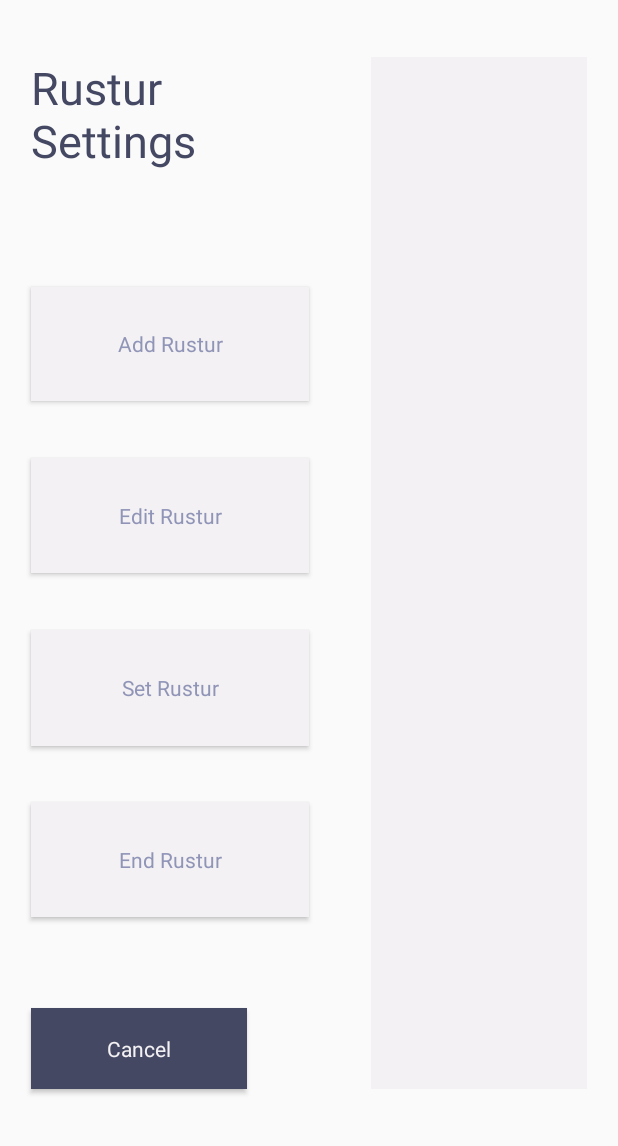
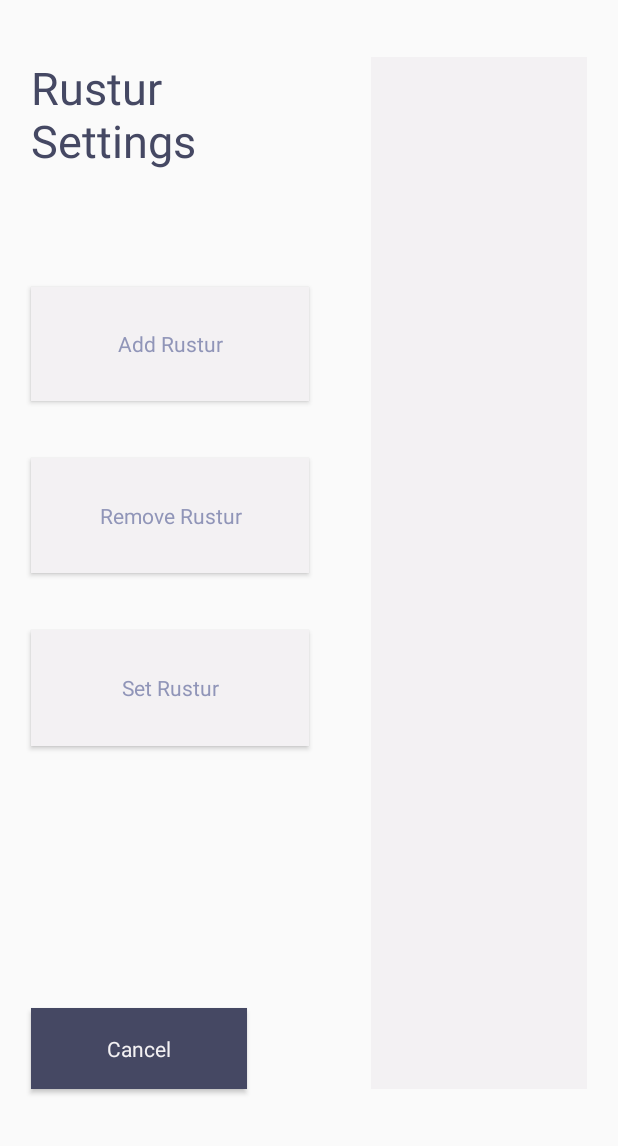
Before and after one commit to MajaSitanala/SMAP_BarApp_Group10, an Android app: the RusturSettingsFragment screen opened through its navigation route, on a phone screen of 412 x 824 dp, the part 90-1236 px from its top. Run offline under Robolectric (Android 15) with nearby library versions, the light colour scheme and no system bars; our stand-ins replace Firebase (no records; nobody signed in at launch, a user with empty details on screens opened directly); 5 statements that could not run were skipped.

Commit message:
Tired, need fix to rusturSettings. See description.
Missing responsive design, landscapemode, products pics not showing as intended..

```diff
--- a/RUS1_Bar/app/src/main/java/com/example/rus1_bar/Fragments/Administrator/Product/AddProductFragment.java
+++ b/RUS1_Bar/app/src/main/java/com/example/rus1_bar/Fragments/Administrator/Product/AddProductFragment.java
@@ -6,6 +6,7 @@ import android.net.Uri;
 import android.os.Bundle;
 
 import androidx.fragment.app.Fragment;
+import androidx.navigation.Navigation;
 
 import android.view.LayoutInflater;
 import android.view.View;
@@ -61,6 +62,8 @@ public class AddProductFragment extends Fragment {
 
         addBtn = rootView.findViewById(R.id.addProductAddBtn);
         cancelBtn = rootView.findViewById(R.id.addProductCancelBtn);
+        View.OnClickListener addProductCancelClick = Navigation.createNavigateOnClickListener(R.id.action_addProductFragment_to_productSettingsFragment);
+        cancelBtn.setOnClickListener(addProductCancelClick);
 
         guid  = UUID.randomUUID().toString();
         firebaseRepo = new FirebaseRepository();
--- a/RUS1_Bar/app/src/main/java/com/example/rus1_bar/Fragments/Administrator/Product/ProductSettingsFragment.java
+++ b/RUS1_Bar/app/src/main/java/com/example/rus1_bar/Fragments/Administrator/Product/ProductSettingsFragment.java
@@ -89,6 +89,7 @@ public class ProductSettingsFragment extends Fragment {
             //Cancel button go back
             View.OnClickListener cancelClick = Navigation.createNavigateOnClickListener(R.id.action_productSettingsFragment_to_settingsOverviewFragment);
             cancelBtn = rootView.findViewById(R.id.productsettingsCancelBtn);
+            cancelBtn.setOnClickListener(cancelClick);
 
             // Recycler View setup
             productRecyclerView = rootView.findViewById(R.id.productSettingsRecycleView);
--- a/RUS1_Bar/app/src/main/java/com/example/rus1_bar/Models/ShoppingViewModel.java
+++ b/RUS1_Bar/app/src/main/java/com/example/rus1_bar/Models/ShoppingViewModel.java
@@ -78,9 +78,7 @@ public class ShoppingViewModel extends AndroidViewModel implements Serializable
 
     public void insertPurchace_CloudFirestore(Tutor tutor, Purchase purchase)
     {
-        //TODO: Get the rustur object from somewhere else!!!!!!
-        Rustur testRustur = new Rustur("Test_RUSTUR_From_Shopping");
-        firebaseRepository.insertPurchase(testRustur, tutor, purchase);
+        firebaseRepository.insertPurchase(shoppingService.currentRustur, tutor, purchase);
     }
 
 
--- a/RUS1_Bar/app/src/main/res/layout/fragment_add_categories.xml
+++ b/RUS1_Bar/app/src/main/res/layout/fragment_add_categories.xml
@@ -68,6 +68,7 @@
 
         <Button
             android:id="@+id/addCategoryCancelBtn"
+            style="@style/btnBackTheme"
             android:layout_width="0dp"
             android:layout_height="0dp"
             android:text="@string/addCategoriesCancelBtn"
@@ -78,6 +79,7 @@
 
         <Button
             android:id="@+id/addCategoryAddBtn"
+            style="@style/btnGoTheme"
             android:layout_width="0dp"
             android:layout_height="0dp"
             android:text="@string/addCategoriesAddBtn"
@@ -98,6 +100,8 @@
             android:layout_width="0dp"
             android:layout_height="0dp"
             android:text="@string/addCategoryTitle"
+            android:textColor="@color/DarkPurple"
+            android:textSize="24sp"
             app:layout_constraintBottom_toTopOf="@+id/guideline123"
             app:layout_constraintEnd_toStartOf="@+id/guideline119"
             app:layout_constraintStart_toStartOf="@+id/guideline116"
@@ -119,6 +123,7 @@
             android:layout_width="0dp"
             android:layout_height="0dp"
             android:text="@string/addCategoryName"
+            android:textColor="@color/DarkPurple"
             app:layout_constraintBottom_toTopOf="@+id/guideline129"
             app:layout_constraintEnd_toStartOf="@+id/guideline125"
             app:layout_constraintStart_toStartOf="@+id/guideline116"
--- a/RUS1_Bar/app/src/main/res/layout/fragment_edit_category.xml
+++ b/RUS1_Bar/app/src/main/res/layout/fragment_edit_category.xml
@@ -15,6 +15,8 @@
             android:layout_width="0dp"
             android:layout_height="0dp"
             android:text="@string/editCategoryTitle"
+            android:textColor="@color/DarkPurple"
+            android:textSize="24sp"
             app:layout_constraintBottom_toTopOf="@+id/guideline167"
             app:layout_constraintEnd_toStartOf="@+id/guideline165"
             app:layout_constraintStart_toStartOf="@+id/guideline160"
@@ -22,6 +24,7 @@
 
         <Button
             android:id="@+id/editCategoryCancelBtn"
+            style="@style/btnBackTheme"
             android:layout_width="0dp"
             android:layout_height="0dp"
             android:text="@string/editCategoryCancelBtn"
@@ -32,6 +35,7 @@
 
         <Button
             android:id="@+id/editCategoryEditBtn"
+            style="@style/btnGoTheme"
             android:layout_width="0dp"
             android:layout_height="0dp"
             android:text="@string/editCategoryEditBtn"
@@ -42,6 +46,7 @@
 
         <Button
             android:id="@+id/editCategoryDeleteBtn"
+            style="@style/btnGoTheme"
             android:layout_width="0dp"
             android:layout_height="0dp"
             android:layout_marginStart="4dp"
@@ -66,6 +71,7 @@
             android:layout_width="0dp"
             android:layout_height="0dp"
             android:text="@string/editCategoryName"
+            android:textColor="@color/DarkPurple"
             app:layout_constraintBottom_toTopOf="@+id/guideline173"
             app:layout_constraintEnd_toStartOf="@+id/guideline161"
             app:layout_constraintStart_toStartOf="@+id/guideline132"
--- a/RUS1_Bar/app/src/main/res/layout/fragment_rustur_settings.xml
+++ b/RUS1_Bar/app/src/main/res/layout/fragment_rustur_settings.xml
@@ -22,7 +22,7 @@
             app:layout_constraintTop_toTopOf="@+id/guideline46" />
 
         <Button
-            android:id="@+id/rusturSettingsEditRusturBtn"
+            android:id="@+id/rusturSettingsRemoveRusturBtn"
             style="@style/btnGoTheme"
             android:layout_width="0dp"
             android:layout_height="0dp"
@@ -44,18 +44,6 @@
             app:layout_constraintHorizontal_bias="0.0"
             app:layout_constraintStart_toStartOf="@+id/guideline37"
             app:layout_constraintTop_toTopOf="@+id/guideline50" />
-
-        <Button
-            android:id="@+id/rusturSettingsEndRusturBtn"
-            style="@style/btnGoTheme"
-            android:layout_width="0dp"
-            android:layout_height="0dp"
-            android:text="@string/rusturSettingsEndRusturBtn"
-            app:layout_constraintBottom_toTopOf="@+id/guideline53"
-            app:layout_constraintEnd_toStartOf="@+id/guideline40"
-            app:layout_constraintHorizontal_bias="1.0"
-            app:layout_constraintStart_toStartOf="@+id/guideline37"
-            app:layout_constraintTop_toTopOf="@+id/guideline52" />
 
         <Button
             android:id="@+id/rusturSettingsCancelBtn"
--- a/RUS1_Bar/app/src/main/res/values/strings.xml
+++ b/RUS1_Bar/app/src/main/res/values/strings.xml
@@ -5,6 +5,7 @@
     <string name="hello_blank_fragment">Hello blank fragment</string>
 
     <!-- Universal buttons -->
+    <string name="Ok">Ok</string>
     <string name="Cancel">Cancel</string>
     <string name="Buy">Buy</string>
 
@@ -43,11 +44,14 @@
 
     <!-- Rustur Settings Fragment -->
     <string name="rusturSettingsAddRusturBtn">Add Rustur</string>
-    <string name="rusturSettingsEditRusturBtn">Edit Rustur</string>
+    <string name="rusturSettingsEditRusturBtn">Remove Rustur</string>
     <string name="rusturSettingsSetCurrentBtn">Set Rustur</string>
     <string name="rusturSettingsEndRusturBtn">End Rustur</string>
     <string name="rusturSettingsCancelBtn">Cancel</string>
     <string name="rusturSettingsTitle">Rustur Settings</string>
+    <string name="rusturDeleteMsg">Remove through FireBase Console</string>
+    <string name="rusturSetMsg">Press a rustur to set as current</string>
+    <string name="rusturTitle">Rustur title</string>
 
     <!-- Tutor view Fragment -->
     <string name="TutorName">TutorName</string>
@@ -138,4 +142,6 @@
     <string name="administrator">Administrator</string>
     <string name="bartender">Bartender</string>
 
+
+
 </resources>
```
Also changed, not shown: RUS1_Bar/app/src/main/java/com/example/rus1_bar/Fragments/Administrator/RusturSettingsFragment.java (+61 -0 lines), RUS1_Bar/app/src/main/java/com/example/rus1_bar/Repository/FirebaseRepository.java (+16 -4 lines), RUS1_Bar/app/src/main/java/com/example/rus1_bar/Service/ShoppingService.java (+6 -1 lines), RUS1_Bar/app/src/main/res/layout/fragment_add_product.xml (+7 -0 lines), RUS1_Bar/app/src/main/res/layout/fragment_category_settings.xml (+6 -1 lines), RUS1_Bar/app/src/main/res/layout/fragment_edit_product.xml (+8 -0 lines), 1 other file.
